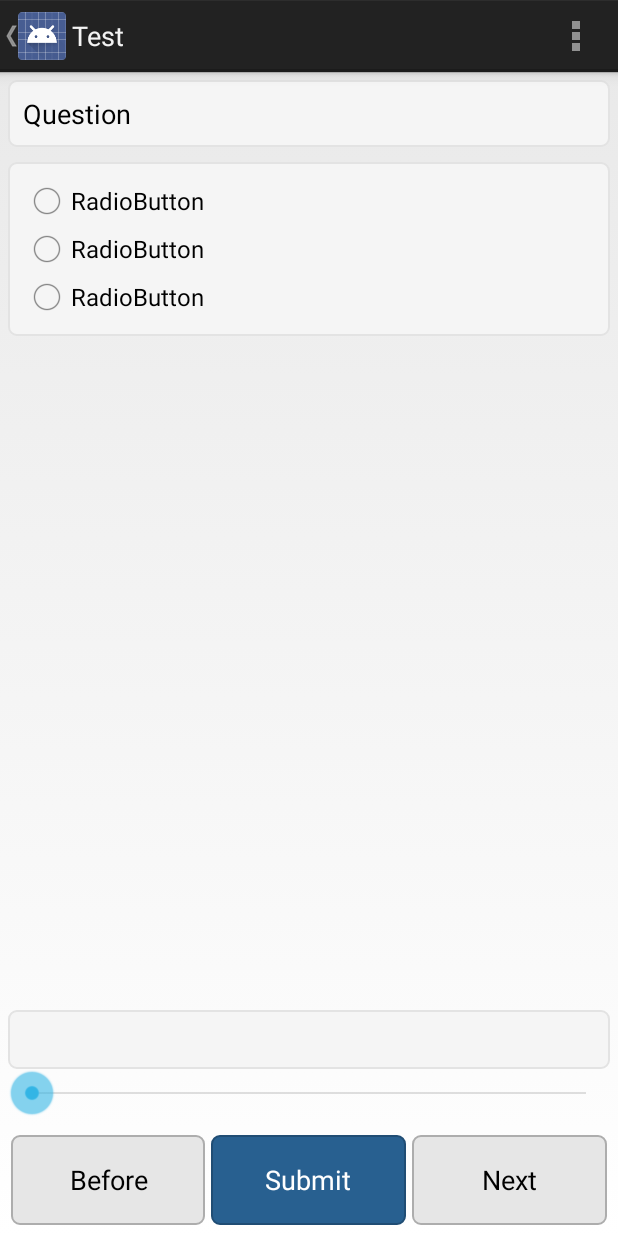
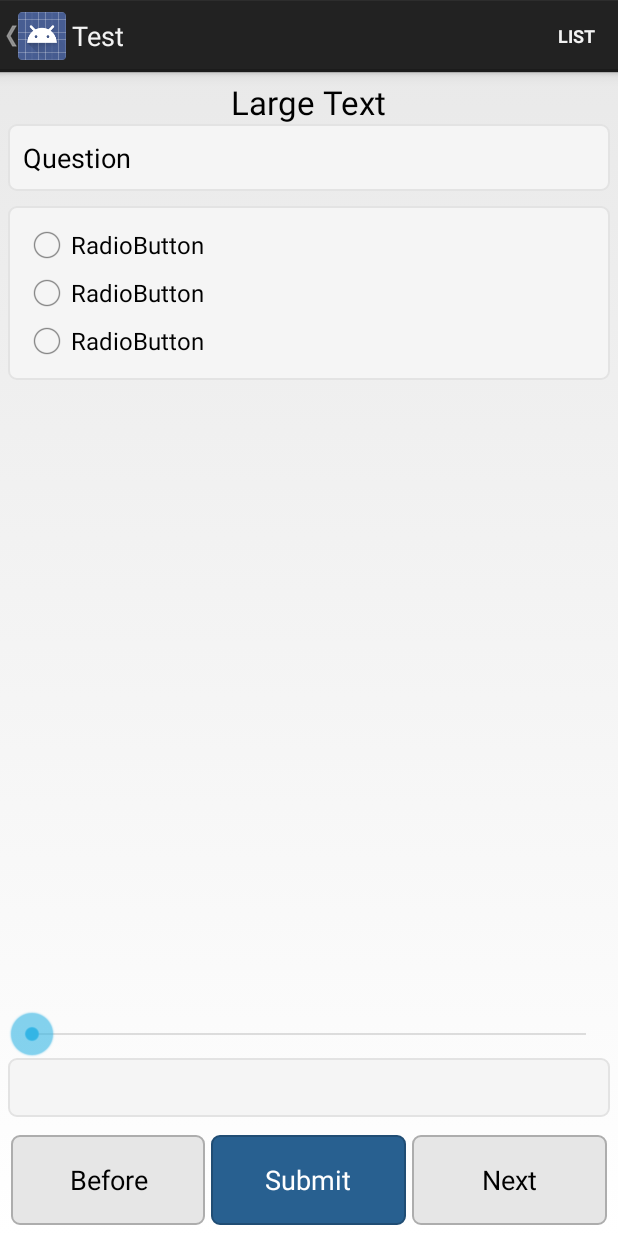
Before and after one commit to krpot/AuCitzenship, an Android app: the TestActivity screen opened directly, with no data from a screen before it, on a phone screen of 412 x 824 dp. Run offline under Robolectric (Android 15) with nearby library versions, the phone set to English and light mode, and no system bars.

Commit message:
seekbar change bug in TestActivity

```diff
--- a/app/src/main/java/com/spark/app/ocb/activity/MainActivity.java
+++ b/app/src/main/java/com/spark/app/ocb/activity/MainActivity.java
@@ -36,7 +36,7 @@ public class MainActivity extends Activity {
 //	@Override
 //	public boolean onCreateOptionsMenu(Menu menu) {
 //		// Inflate the menu; this adds items to the action bar if it is present.
-//		getMenuInflater().inflate(R.menu.activity_main, menu);
+//		getMenuInflater().inflate(R.menu.menu_main, menu);
 //		return true;
 //	}
 
--- a/app/src/main/res/layout/activity_test.xml
+++ b/app/src/main/res/layout/activity_test.xml
@@ -7,11 +7,24 @@
     android:padding="5dp"
     tools:context=".MainActivity" >
 
+    <TextView
+        android:layout_width="wrap_content"
+        android:layout_height="wrap_content"
+        android:textAppearance="?android:attr/textAppearanceLarge"
+        android:text="Large Text"
+        android:id="@+id/textView"
+        android:layout_gravity="center_horizontal" />
+
     <include
         android:layout_width="match_parent"
         android:layout_height="0dp"
-        android:layout_weight="1"
-        layout="@layout/question_item" />
+        layout="@layout/question_item"
+        android:layout_weight="1" />
+
+    <SeekBar
+        android:layout_width="match_parent"
+        android:layout_height="wrap_content"
+        android:id="@+id/seekBar" />
 
     <TextView
         android:layout_width="match_parent"
@@ -19,11 +32,6 @@
         android:id="@+id/txtComment"
         android:background="@drawable/well"
         android:gravity="center" />
-
-    <SeekBar
-        android:layout_width="match_parent"
-        android:layout_height="wrap_content"
-        android:id="@+id/seekBar" />
 
     <LinearLayout
         android:layout_width="fill_parent"
--- a/app/src/main/res/menu/activity_main.xml
+++ b/app/src/main/res/menu/menu_main.xml
@@ -4,6 +4,6 @@
         android:id="@+id/menu_settings"
         android:orderInCategory="100"
         android:showAsAction="never"
-        android:title="@string/menu_settings"/>
+        android:title="@string/settings"/>
 
 </menu>
--- /dev/null
+++ b/app/src/main/res/menu/menu_test.xml
@@ -0,0 +1,21 @@
+<menu xmlns:android="http://schemas.android.com/apk/res/android" >
+
+    <item
+        android:id="@+id/menu_list"
+        android:orderInCategory="100"
+        android:showAsAction="always"
+        android:title="@string/list"/>
+    <item
+        android:id="@+id/menu_pause"
+        android:orderInCategory="100"
+        android:showAsAction="never"
+        android:title="@string/pause"
+        android:visible="false" />
+    <item
+        android:id="@+id/menu_resume"
+        android:orderInCategory="100"
+        android:showAsAction="never"
+        android:title="@string/resume"
+        android:visible="false" />
+
+</menu>
--- a/app/src/main/res/values/strings.xml
+++ b/app/src/main/res/values/strings.xml
@@ -2,7 +2,10 @@
 <resources>
 
     <string name="app_name">Australian Citizenship</string>
-    <string name="menu_settings">Settings</string>
+    <string name="settings">Settings</string>
+    <string name="list">List</string>
+    <string name="pause">Pause</string>
+    <string name="resume">Resume</string>
 
     <!-- SplashActivity -->
     <string name="check_update">Checking update</string>
@@ -52,13 +55,7 @@
 
     <string name="confirm_exit_test">Are you sure to exit the test?</string>
     <string name="confirm_submit_test">Are you sure to submit the test?</string>
-    <string name="alert_not_answered">There is a question you have not answered.</string>
-    <string name="alert_not_answered_plural">There are questions you have not answered.</string>
+    <string name="alert_not_answered">%s not answered yet.</string>
     <string name="alert_test_finished">Test finished.</string>
 
-    <array name="tabs">
-        <item>Summary</item>
-        <item>Review</item>
-    </array>
-
 </resources>
```
Also changed, not shown: app/src/main/java/com/spark/app/ocb/activity/PracticeActivity.java (+2 -8 lines), app/src/main/java/com/spark/app/ocb/activity/SplashActivity.java (+6 -6 lines), app/src/main/java/com/spark/app/ocb/activity/TestActivity.java (+50 -128 lines), app/src/main/java/com/spark/app/ocb/activity/TestResultActivity.java (+6 -6 lines), app/src/main/java/com/spark/app/ocb/activity/TextbookActivity.java (+6 -6 lines), app/src/main/java/com/spark/app/ocb/adpter/QuestionFilterAdapter.java (added, +175 -0 lines), app/src/main/java/com/spark/app/ocb/service/QuizService.java (+2 -25 lines), app/src/main/java/com/spark/app/ocb/test/TestTestActivity.java (added, +58 -0 lines), app/src/main/res/layout/activity_practice.xml (+14 -12 lines), app/src/main/res/layout/quiz_card_view.xml (added, +21 -0 lines), app/src/main/res/layout/quiz_list_view.xml (added, +15 -0 lines), 51 other files.
